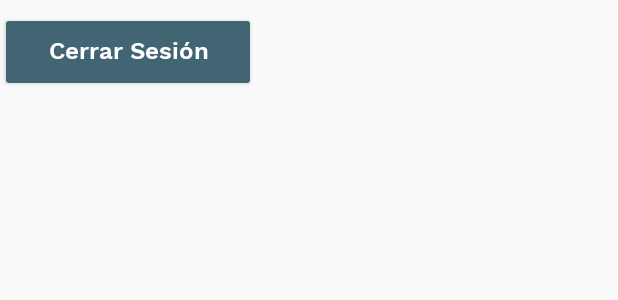
After one commit to jestrada-dev/CupoEscolarApp, an Android app: the layout activity_main.xml on its own in the app's theme, with its tools: preview values and no code run, on a phone screen of 412 x 824 dp. The commit adds this screen. Shown: the top 300 px of the screen. Run offline under Robolectric (Android 15) with nearby library versions, the phone set to English and light mode, and no system bars.

```diff
--- a/app/src/main/AndroidManifest.xml
+++ b/app/src/main/AndroidManifest.xml
@@ -13,16 +13,18 @@
         android:roundIcon="@mipmap/ic_launcher_round"
         android:supportsRtl="true"
         android:theme="@style/AppTheme">
-        <activity android:name=".login.view.LoginActivity"/>
-        <activity android:name=".login.view.SignUpActivity"/>
+        <activity android:name=".login.view.LoginActivity" />
+        <activity android:name=".login.view.SignUpActivity" />
         <activity
             android:name=".login.view.SplashScreenActivity"
             android:theme="@style/SplashScreen">
             <intent-filter>
                 <action android:name="android.intent.action.MAIN" />
+
                 <category android:name="android.intent.category.LAUNCHER" />
             </intent-filter>
         </activity>
+        <activity android:name=".login.view.MainActivity"></activity>
     </application>
 
 </manifest>
--- a/app/src/main/java/co/jestrada/cupoescolarapp/login/contract/ILoginContract.java
+++ b/app/src/main/java/co/jestrada/cupoescolarapp/login/contract/ILoginContract.java
@@ -9,10 +9,12 @@ public interface ILoginContract {
     interface ILoginView extends IBaseContract.IBaseView{
         void showErrorValidateEditText(EditText editText, String etName);
         void showNeutralDialog(String title, String message, String textNeutralButton);
+        void showVerifyEmailDialog(String title, String message, String textPositiveButton,
+                                   String textNegativeButton);
+
         void goToMain();
         void enableFields(boolean enable);
 
-        void goToEnrolledStudents();
     }
 
     interface ILoginPresenter extends IBaseContract.IBasePresenter{
--- a/app/src/main/java/co/jestrada/cupoescolarapp/login/contract/ISignUpContract.java
+++ b/app/src/main/java/co/jestrada/cupoescolarapp/login/contract/ISignUpContract.java
@@ -11,7 +11,7 @@ public interface ISignUpContract extends IBaseContract {
         void showErrorValidateEditText(EditText editText, String etName);
         void showNeutralDialog(String title, String message, String textNeutralButton);
         void showUserCreatedDialog(String title, String message, String textPositiveButton);
-        void showResendEmailDialog(String title, String message, String textPositiveButton,
+        void showUserAlreadyRegisteredDialog(String title, String message, String textPositiveButton,
                         String textNegativeButton);
         void goToMain();
         void goToLogin();
--- a/app/src/main/res/drawable/et_background.xml
+++ b/app/src/main/res/drawable/et_background.xml
@@ -6,7 +6,7 @@
                 android:color="@android:color/white"/>
             <stroke
                 android:width="@dimen/et_shape_stroke_width"
-                android:color="@color/colorBorder"/>
+                android:color="@color/mColorBorder"/>
             <corners
                 android:topLeftRadius="@dimen/et_shape_corner_radius"
                 android:topRightRadius="@dimen/et_shape_corner_radius"
--- a/app/src/main/res/drawable/splash_screen.xml
+++ b/app/src/main/res/drawable/splash_screen.xml
@@ -1,7 +1,7 @@
 <?xml version="1.0" encoding="utf-8"?>
 <layer-list xmlns:android="http://schemas.android.com/apk/res/android">
 
-    <item android:drawable="@color/colorPrimary"/>
+    <item android:drawable="@color/mColorPrimary"/>
     <item>
         <bitmap
             android:gravity="center"
--- a/app/src/main/res/layout/activity_login.xml
+++ b/app/src/main/res/layout/activity_login.xml
@@ -4,7 +4,7 @@
     android:layout_width="match_parent"
     android:layout_height="match_parent"
     xmlns:app="http://schemas.android.com/apk/res-auto"
-    android:background="@color/colorDivider"
+    android:background="@color/mColorDivider"
     tools:context=".login.view.LoginActivity">
 
     <RelativeLayout
--- /dev/null
+++ b/app/src/main/res/layout/activity_main.xml
@@ -0,0 +1,33 @@
+<?xml version="1.0" encoding="utf-8"?>
+<RelativeLayout xmlns:android="http://schemas.android.com/apk/res/android"
+    xmlns:app="http://schemas.android.com/apk/res-auto"
+    xmlns:tools="http://schemas.android.com/tools"
+    android:layout_width="match_parent"
+    android:layout_height="match_parent"
+    tools:context=".login.view.MainActivity">
+
+    <Button
+        android:id="@+id/btn_sign_out"
+        android:layout_width="wrap_content"
+        android:layout_height="wrap_content"
+        android:layout_marginTop="@dimen/margin_vertical"
+        android:paddingTop="@dimen/padding_button_double"
+        android:paddingBottom="@dimen/padding_button_double"
+        android:paddingLeft="@dimen/padding_button_cuadruple"
+        android:paddingRight="@dimen/padding_button_cuadruple"
+        android:layout_alignEnd="@id/et_password"
+        android:layout_below="@id/et_password"
+        style="@style/TextButton"
+        android:text="@string/sign_out"/>
+
+    <ProgressBar
+        android:id="@+id/pb"
+        style="?android:attr/progressBarStyleLarge"
+        android:layout_width="wrap_content"
+        android:layout_height="wrap_content"
+        android:layout_centerHorizontal="true"
+        android:layout_centerVertical="true"
+        android:visibility="gone">
+    </ProgressBar>
+
+</RelativeLayout>
--- a/app/src/main/res/layout/activity_sign_up.xml
+++ b/app/src/main/res/layout/activity_sign_up.xml
@@ -4,7 +4,7 @@
     xmlns:tools="http://schemas.android.com/tools"
     android:layout_width="match_parent"
     android:layout_height="match_parent"
-    android:background="@color/colorDivider"
+    android:background="@color/mColorDivider"
     tools:context=".login.view.SignUpActivity">
 
     <RelativeLayout
--- a/app/src/main/res/values/colors.xml
+++ b/app/src/main/res/values/colors.xml
@@ -1,16 +1,16 @@
 <?xml version="1.0" encoding="utf-8"?>
 <resources>
-    <color name="colorPrimary">#344955</color>
-    <color name="colorPrimaryDark">#232F34</color>
-    <color name="colorPrimaryLight">#416572</color>
+    <color name="mColorPrimary">#344955</color>
+    <color name="mColorPrimaryDark">#232F34</color>
+    <color name="mColorPrimaryLight">#416572</color>
 
-    <color name="colorAccent">#F9AA33</color>
+    <color name="mColorAccent">#F9AA33</color>
 
-    <color name="colorPrimaryText">#232F34</color>
-    <color name="colorSecondaryText">#344955</color>
+    <color name="mColorPrimaryText">#232F34</color>
+    <color name="mColorSecondaryText">#344955</color>
 
-    <color name="colorIcons">#232F34</color>
-    <color name="colorDivider">#F5F5F5</color>
-    <color name="colorBorder">#9E9E9E</color>
+    <color name="mColorIcons">#232F34</color>
+    <color name="mColorDivider">#F5F5F5</color>
+    <color name="mColorBorder">#9E9E9E</color>
 
 </resources>
--- a/app/src/main/res/values/styles.xml
+++ b/app/src/main/res/values/styles.xml
@@ -1,68 +1,62 @@
 <resources>
 
-    <!-- Base application theme. -->
     <style name="AppTheme" parent="Theme.AppCompat.Light.NoActionBar">
-        <!-- Customize your theme here. -->
-        <item name="colorPrimary">@color/colorPrimary</item>
-        <item name="colorPrimaryDark">@color/colorPrimaryDark</item>
-        <item name="colorAccent">@color/colorAccent</item>
-        <item name="android:textColorPrimary">@color/colorPrimaryText</item>
-        <item name="android:textColorSecondary">@color/colorSecondaryText</item>
-        <item name="android:colorButtonNormal">@color/colorPrimaryLight</item>
+        <item name="colorPrimary">@color/mColorPrimary</item>
+        <item name="colorPrimaryDark">@color/mColorPrimaryDark</item>
+        <item name="colorAccent">@color/mColorAccent</item>
+        <item name="android:textColorPrimary">@color/mColorPrimaryText</item>
+        <item name="android:textColorSecondary">@color/mColorSecondaryText</item>
+        <item name="android:colorButtonNormal">@color/mColorPrimaryLight</item>
     </style>
 
     <style name="SplashScreen" parent="Theme.AppCompat.NoActionBar">
         <item name="android:windowBackground">@drawable/splash_screen</item>
     </style>
 
-    <style name="Widget.Design.TextInputLayout" parent="Widget.MaterialComponents.TextInputLayout.OutlinedBox">
-
-    </style>
-
     <style name="TextTitle" parent="TextAppearance.AppCompat">
-        <item name="android:textColor">@color/colorPrimary</item>
+        <item name="android:textColor">@color/mColorPrimary</item>
         <item name="android:fontFamily">@font/worksans_medium</item>
         <item name="android:textSize">20sp</item>
     </style>
 
     <style name="TextSubtitle1" parent="TextAppearance.AppCompat">
-        <item name="android:textColor">@color/colorPrimary</item>
+        <item name="android:textColor">@color/mColorPrimary</item>
         <item name="android:fontFamily">@font/worksans_regular</item>
         <item name="android:textSize">16sp</item>
     </style>
 
     <style name="TextSubtitle2" parent="TextAppearance.AppCompat">
-        <item name="android:textColor">@color/colorPrimary</item>
+        <item name="android:textColor">@color/mColorPrimary</item>
         <item name="android:fontFamily">@font/worksans_medium</item>
         <item name="android:textSize">14sp</item>
     </style>
 
     <style name="TextBody1" parent="TextAppearance.AppCompat">
-        <item name="android:textColor">@color/colorPrimary</item>
+        <item name="android:textColor">@color/mColorPrimary</item>
         <item name="android:fontFamily">@font/worksans_regular</item>
         <item name="android:textSize">16sp</item>
     </style>
 
     <style name="TextBody2" parent="TextAppearance.AppCompat">
-        <item name="android:textColor">@color/colorPrimary</item>
+        <item name="android:textColor">@color/mColorPrimary</item>
         <item name="android:fontFamily">@font/worksans_light</item>
         <item name="android:textSize">14sp</item>
     </style>
 
     <style name="TextLabel1" parent="TextAppearance.AppCompat">
-        <item name="android:textColor">@color/colorPrimary</item>
+        <item name="android:textColor">@color/mColorPrimary</item>
         <item name="android:fontFamily">@font/worksans_light</item>
         <item name="android:textSize">14sp</item>
     </style>
 
     <style name="TextLabel2" parent="TextAppearance.AppCompat">
-        <item name="android:textColor">@color/colorPrimary</item>
+        <item name="android:textColor">@color/mColorPrimary</item>
         <item name="android:fontFamily">@font/worksans_light</item>
         <item name="android:textSize">14sp</item>
     </style>
 
     <style name="TextField" parent="TextAppearance.AppCompat">
-        <item name="android:textColor">@color/colorPrimary</item>
+        <item name="android:textColor">@color/mColorPrimary</item>
         <item name="android:fontFamily">@font/worksans_light</item>
         <item name="android:textSize">16sp</item>
     </style>
```
Also changed, not shown: app/src/main/java/co/jestrada/cupoescolarapp/login/contract/IMainContract.java (added, +19 -0 lines), app/src/main/java/co/jestrada/cupoescolarapp/login/presenter/LoginPresenter.java (+29 -4 lines), app/src/main/java/co/jestrada/cupoescolarapp/login/presenter/MainPresenter.java (added, +64 -0 lines), app/src/main/java/co/jestrada/cupoescolarapp/login/presenter/SignUpPresenter.java (+10 -15 lines), app/src/main/java/co/jestrada/cupoescolarapp/login/view/LoginActivity.java (+25 -9 lines), app/src/main/java/co/jestrada/cupoescolarapp/login/view/MainActivity.java (added, +66 -0 lines), app/src/main/java/co/jestrada/cupoescolarapp/login/view/SignUpActivity.java (+9 -5 lines), app/src/main/res/values/strings.xml (+6 -1 lines).
